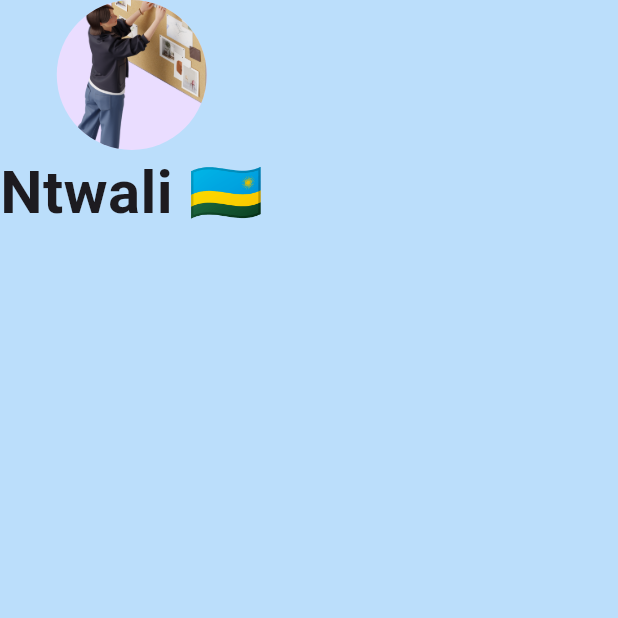
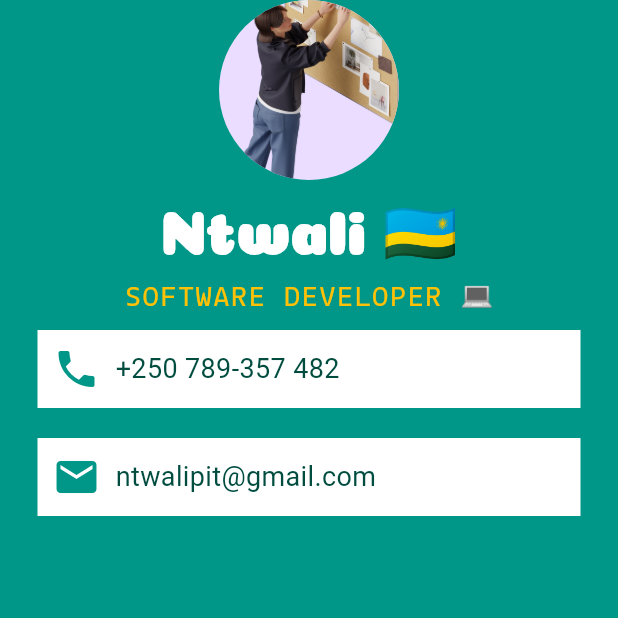
Before and after one commit to Iam-Ntwali/Flutter-Projects, a Flutter app: the screen it shows after launch, on a phone screen of 412 x 824 dp, the top half of it. Run offline on Flutter 3.47's test engine with Material 3 defaults, Android fonts, the phone set to English and light mode, and no system bars.

Commit message:
some changes

```diff
--- a/lib/main.dart
+++ b/lib/main.dart
@@ -1,4 +1,4 @@
-// ignore_for_file: unnecessary_const
+// ignore_for_file: unnecessary_const, prefer_const_constructors, prefer_const_literals_to_create_immutables
 
 import 'package:flutter/material.dart';
 
@@ -14,7 +14,7 @@ class MyApp extends StatelessWidget {
     return MaterialApp(
       debugShowCheckedModeBanner: false,
       home: Scaffold(
-        backgroundColor: Colors.blue[100],
+        backgroundColor: Colors.teal,
         // appBar: AppBar(
         //   title: const Text(
         //     'My First App',
@@ -24,20 +24,74 @@ class MyApp extends StatelessWidget {
         //   ),
         //   backgroundColor: Colors.blueAccent,
         // ),
-        body: const SafeArea(
+        body: SafeArea(
           child: Column(
             children: [
-              CircleAvatar(
-                radius: 50.0,
+              const CircleAvatar(
+                radius: 60.0,
                 backgroundImage: AssetImage(
                   'assets/3d-hygge.png',
                 ),
               ),
-              Text(
+              const Text(
                 'Ntwali 🇷🇼',
                 style: TextStyle(
                   fontSize: 40.0,
                   fontWeight: FontWeight.bold,
+                  fontFamily: 'Coiny',
+                  color: Colors.white,
+                ),
+              ),
+              const Text(
+                'SOFTWARE DEVELOPER 💻',
+                style: TextStyle(
+                  fontFamily: 'MonoLisa',
+                  fontSize: 18.0,
+                  color: Colors.amber,
+                ),
+              ),
+              Container(
+                color: Colors.white,
+                padding: EdgeInsets.all(10.0),
+                margin: EdgeInsets.symmetric(vertical: 10.0, horizontal: 25.0),
+                child: Row(
+                  children: [
+                    Icon(
+                      Icons.phone,
+                      size: 32.0,
+                      color: Colors.teal,
+                    ),
+                    SizedBox(width: 10),
+                    Text(
+                      '+250 789-357 482',
+                      style: TextStyle(
+                        color: Colors.teal[900],
+                        fontSize: 18.0,
+                      ),
+                    )
+                  ],
+                ),
+              ),
+              Container(
+                color: Colors.white,
+                padding: EdgeInsets.all(10.0),
+                margin: EdgeInsets.symmetric(vertical: 10.0, horizontal: 25.0),
+                child: Row(
+                  children: [
+                    Icon(
+                      Icons.email,
+                      size: 32.0,
+                      color: Colors.teal,
+                    ),
+                    SizedBox(width: 10),
+                    Text(
+                      'ntwalipit@gmail.com',
+                      style: TextStyle(
+                        color: Colors.teal[900],
+                        fontSize: 18.0,
+                      ),
+                    )
+                  ],
                 ),
               ),
             ],
```
Also changed, not shown: pubspec.yaml (+9 -16 lines), fonts/Coiny-Regular.ttf (added), fonts/MonoLisaVariableNormal.ttf (added).
